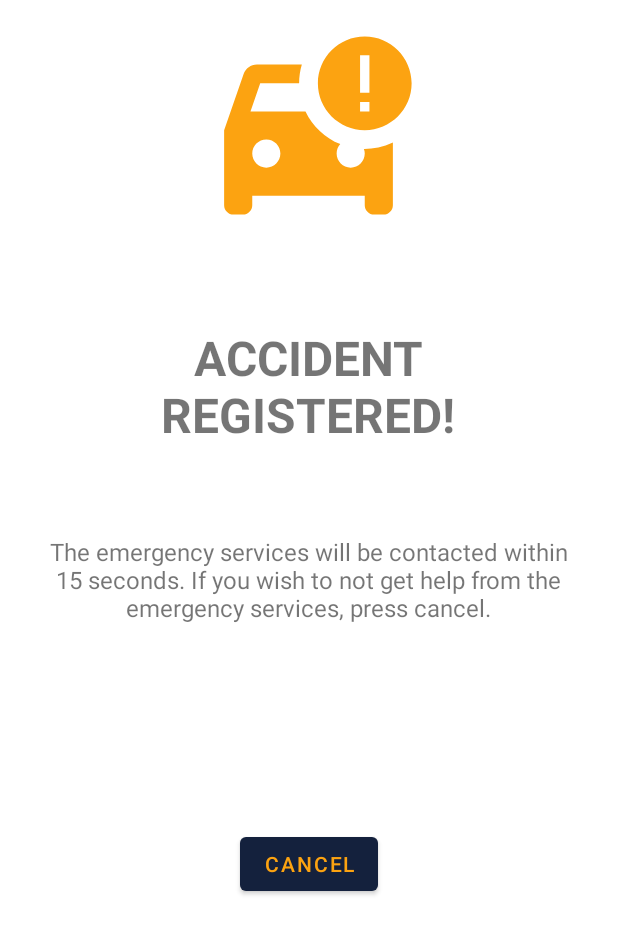
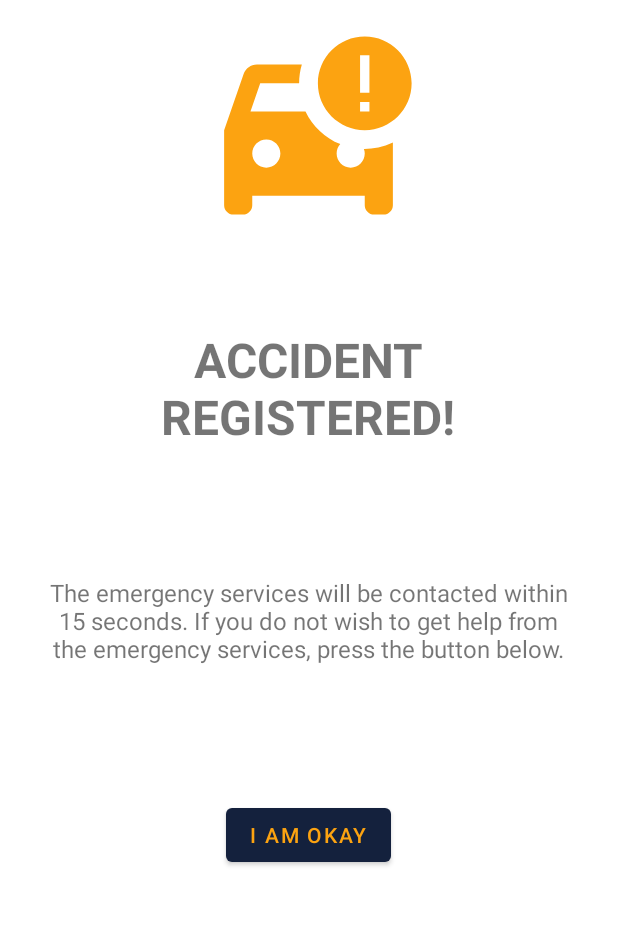
Before and after one commit to DIT113-V22/group-05, an Android app: the layout crash_popup.xml on its own in the app's theme, with its tools: preview values and no code run, on a phone screen of 412 x 824 dp. Shown: the top 934 px of the screen. Run offline under Robolectric (Android 15) with nearby library versions, the phone set to English and light mode, and no system bars.

Commit message:
#28 Add method for crash popop

```diff
--- a/android/app/src/main/java/safetyfirst/androidapp/safetyfirstcontroller/MailBot.java
+++ b/android/app/src/main/java/safetyfirst/androidapp/safetyfirstcontroller/MailBot.java
@@ -17,8 +17,8 @@ public class MailBot {
 
     //Ossian
     public void sendEmail() throws MessagingException {
-        String fromUser = "";  //Enter sender email id (MUST BE GMAIL)
-        String fromUserPassword = "";  //Enter sender gmail password , this will be authenticated by gmail smtp server
+        String fromUser = "safetyfirst.emergencyservices@gmail.com";  //Enter sender email id (MUST BE GMAIL)
+        String fromUserPassword = "Safetyfirst123";  //Enter sender gmail password , this will be authenticated by gmail smtp server
         String emailHost = "smtp.gmail.com";
         Transport transport = newSession.getTransport("smtp");
         transport.connect(emailHost, fromUser, fromUserPassword);
--- a/android/app/src/main/res/layout/crash_popup.xml
+++ b/android/app/src/main/res/layout/crash_popup.xml
@@ -3,7 +3,8 @@
     xmlns:app="http://schemas.android.com/apk/res-auto"
     xmlns:tools="http://schemas.android.com/tools"
     android:layout_width="match_parent"
-    android:layout_height="match_parent">
+    android:layout_height="match_parent"
+    android:orientation="vertical">
 
     <ImageView
         android:id="@+id/newListicon"
@@ -30,8 +31,8 @@
         app:layout_constraintEnd_toEndOf="parent"
         app:layout_constraintHorizontal_bias="0.497"
         app:layout_constraintStart_toStartOf="parent"
-        app:layout_constraintTop_toTopOf="parent"
-        app:layout_constraintVertical_bias="0.286" />
+        app:layout_constraintTop_toBottomOf="@+id/newListicon"
+        app:layout_constraintVertical_bias="0.073" />
 
     <TextView
         android:id="@+id/textView2"
@@ -42,21 +43,22 @@
         android:textSize="16dp"
         app:layout_constraintBottom_toBottomOf="parent"
         app:layout_constraintEnd_toEndOf="parent"
-        app:layout_constraintHorizontal_bias="0.497"
+        app:layout_constraintHorizontal_bias="0.491"
         app:layout_constraintStart_toStartOf="parent"
-        app:layout_constraintTop_toTopOf="parent"
-        app:layout_constraintVertical_bias="0.465" />
+        app:layout_constraintTop_toBottomOf="@+id/textView"
+        app:layout_constraintVertical_bias="0.134" />
 
     <Button
-        android:id="@+id/button"
+        android:id="@+id/button_iAmOk"
         android:layout_width="wrap_content"
         android:layout_height="wrap_content"
-        android:text="Cancel"
+        android:text="I AM OKAY"
         app:layout_constraintBottom_toBottomOf="parent"
         app:layout_constraintEnd_toEndOf="parent"
+        app:layout_constraintHorizontal_bias="0.498"
         app:layout_constraintStart_toStartOf="parent"
         app:layout_constraintTop_toBottomOf="@+id/textView2"
-        app:layout_constraintVertical_bias="0.339" />
+        app:layout_constraintVertical_bias="0.221" />
 
 
 </androidx.constraintlayout.widget.ConstraintLayout>
--- a/android/app/src/main/res/values/strings.xml
+++ b/android/app/src/main/res/values/strings.xml
@@ -3,5 +3,5 @@
     <string name="delete_contact" />
     <string name="delete_contact_button">DELETE</string>
     <string name="Accident">ACCIDENT REGISTERED!</string>
-    <string name="contacting_services_text">The emergency services will be contacted within 15 seconds. If you wish to not get help from the emergency services, press cancel.</string>
+    <string name="contacting_services_text">The emergency services will be contacted within 15 seconds. If you do not wish to get help from the emergency services, press the button below.</string>
 </resources>
```
Also changed, not shown: android/app/src/main/java/safetyfirst/androidapp/safetyfirstcontroller/MainActivity.java (+74 -6 lines), android/app/src/main/res/menu/first_menu.xml (+7 -0 lines).
